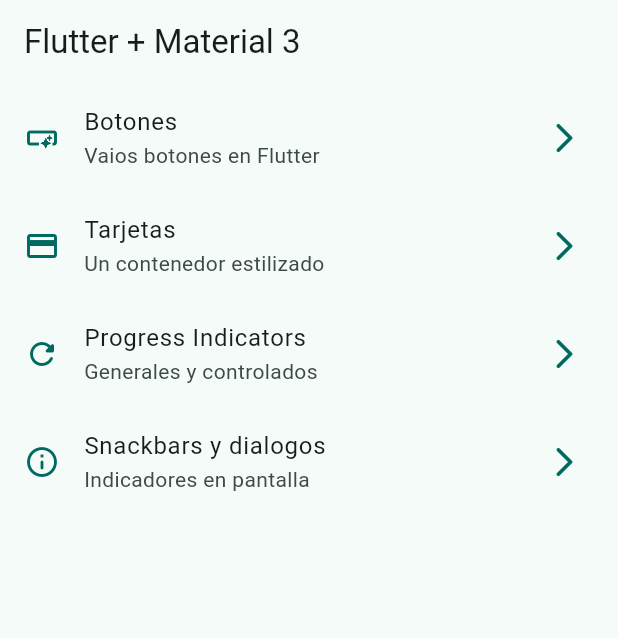
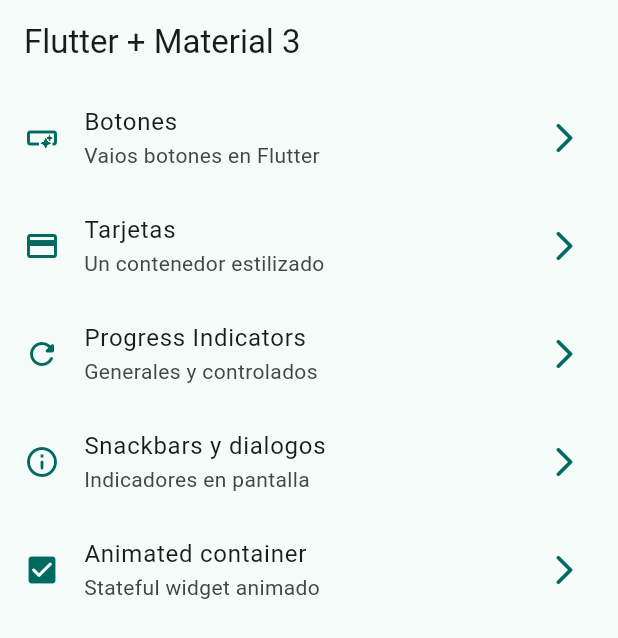
Before and after one commit to DarioAlvarez53/WidgetApp, a Flutter app: the screen it shows after launch, on a phone screen of 412 x 824 dp. Shown: the top 638 px of the screen. Run offline on Flutter 3.47's test engine with Material 3 defaults, Android fonts, the phone set to English and light mode, and no system bars; our stand-ins replace go_router.

Commit message:
animated container terminado

```diff
--- a/lib/config/menu/menu_items.dart
+++ b/lib/config/menu/menu_items.dart
@@ -43,5 +43,11 @@ const appMenuItems = <MenuItems>[
     subTitle: "Indicadores en pantalla",
     link: '/snackbar',
     icon: Icons.info_outline_rounded
+  ),
+  MenuItems(
+    title: "Animated container",
+    subTitle: "Stateful widget animado",
+    link: '/animated',
+    icon: Icons.check_box_rounded
   )
 ];
--- a/lib/config/router/app_router.dart
+++ b/lib/config/router/app_router.dart
@@ -35,5 +35,11 @@ final appRouter = GoRouter(
       path: '/snackbar',
       builder: (context, state) => const SnackbarScreen(),
     ),
+
+    GoRoute(
+      name: AnimatedScreen.name,
+      path: '/animated',
+      builder: (context, state) => const AnimatedScreen(),
+    ),
   ],
 );
```
Also changed, not shown: lib/presentation/screens/animated/animated_screen.dart (+57 -2 lines).
